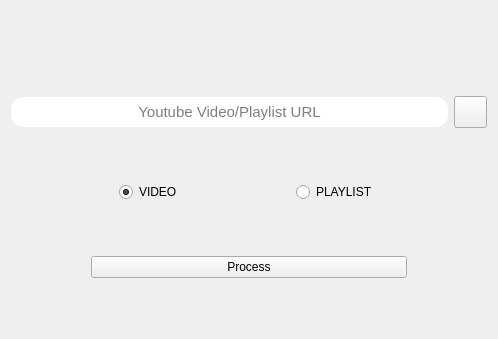
First picture: the form in src/url_dialog.ui, repository rishabh3354/YOUTUBE-DL-PRO, before the edit.
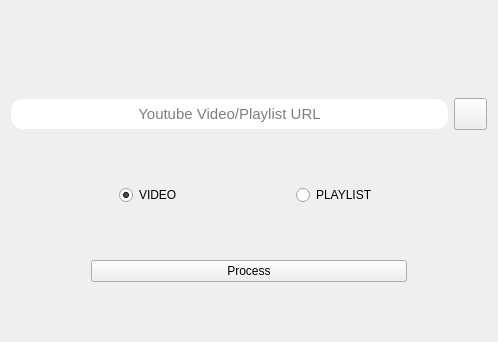
Second picture: the form after the edit. Icons and pictures are not drawn.

Patch:
```diff
--- a/src/url_dialog.ui
+++ b/src/url_dialog.ui
@@ -7,7 +7,7 @@
     <x>0</x>
     <y>0</y>
     <width>498</width>
-    <height>339</height>
+    <height>342</height>
    </rect>
   </property>
   <property name="windowTitle">
```
